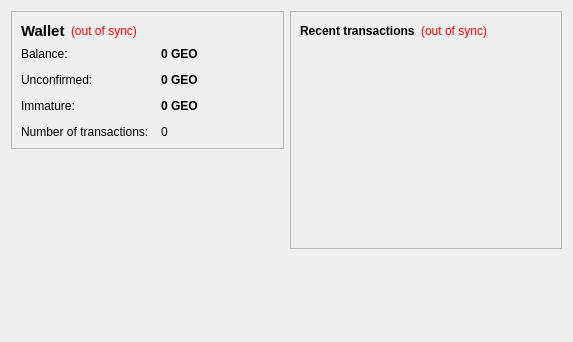
Old version of the form src/qt/forms/overviewpage.ui in the repository Pixocoin/Pixo-Cash.
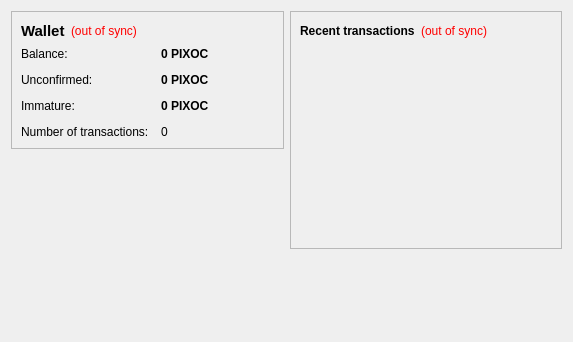
New version of the form.

Diff of the .ui file:
```diff
--- a/src/qt/forms/overviewpage.ui
+++ b/src/qt/forms/overviewpage.ui
@@ -105,7 +105,7 @@
              <string>Your current balance</string>
             </property>
             <property name="text">
-             <string notr="true">0 GEO</string>
+             <string notr="true">0 PIXOC</string>
             </property>
             <property name="textInteractionFlags">
              <set>Qt::LinksAccessibleByMouse|Qt::TextSelectableByKeyboard|Qt::TextSelectableByMouse</set>
@@ -134,7 +134,7 @@
              <string>Total of transactions that have yet to be confirmed, and do not yet count toward the current balance</string>
             </property>
             <property name="text">
-             <string notr="true">0 GEO</string>
+             <string notr="true">0 PIXOC</string>
             </property>
             <property name="textInteractionFlags">
              <set>Qt::LinksAccessibleByMouse|Qt::TextSelectableByKeyboard|Qt::TextSelectableByMouse</set>
@@ -177,7 +177,7 @@
              <string>Mined balance that has not yet matured</string>
             </property>
             <property name="text">
-             <string notr="true">0 GEO</string>
+             <string notr="true">0 PIXOC</string>
             </property>
             <property name="textInteractionFlags">
              <set>Qt::LinksAccessibleByMouse|Qt::TextSelectableByKeyboard|Qt::TextSelectableByMouse</set>
```
